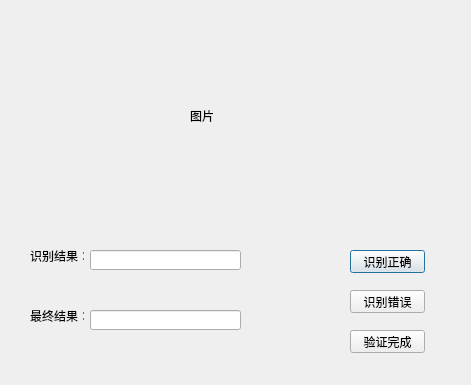
Old version of the form showpicture.ui in the repository Forrest-Stone/Server.
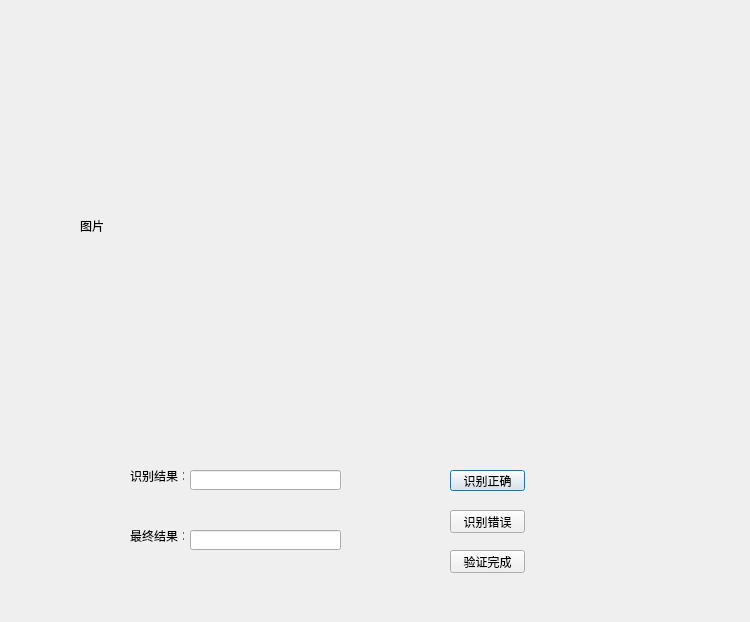
New version of the form.

```diff
--- a/showpicture.ui
+++ b/showpicture.ui
@@ -6,10 +6,22 @@
    <rect>
     <x>0</x>
     <y>0</y>
-    <width>471</width>
-    <height>385</height>
+    <width>750</width>
+    <height>622</height>
    </rect>
   </property>
+  <property name="minimumSize">
+   <size>
+    <width>750</width>
+    <height>622</height>
+   </size>
+  </property>
+  <property name="maximumSize">
+   <size>
+    <width>750</width>
+    <height>622</height>
+   </size>
+  </property>
   <property name="font">
    <font>
     <family>Microsoft YaHei UI</family>
@@ -21,10 +33,10 @@
   <widget class="QPushButton" name="pushButton">
    <property name="geometry">
     <rect>
-     <x>350</x>
-     <y>250</y>
+     <x>450</x>
+     <y>470</y>
      <width>75</width>
-     <height>23</height>
+     <height>21</height>
     </rect>
    </property>
    <property name="text">
@@ -34,12 +46,24 @@
   <widget class="QLabel" name="label">
    <property name="geometry">
     <rect>
-     <x>190</x>
-     <y>110</y>
-     <width>54</width>
-     <height>12</height>
+     <x>80</x>
+     <y>40</y>
+     <width>601</width>
+     <height>371</height>
     </rect>
    </property>
+   <property name="minimumSize">
+    <size>
+     <width>601</width>
+     <height>371</height>
+    </size>
+   </property>
+   <property name="maximumSize">
+    <size>
+     <width>601</width>
+     <height>371</height>
+    </size>
+   </property>
    <property name="text">
     <string>图片</string>
    </property>
@@ -47,8 +71,8 @@
   <widget class="QLabel" name="label_2">
    <property name="geometry">
     <rect>
-     <x>30</x>
-     <y>250</y>
+     <x>130</x>
+     <y>470</y>
      <width>54</width>
      <height>12</height>
     </rect>
@@ -60,8 +84,8 @@
   <widget class="QLineEdit" name="lineEdit">
    <property name="geometry">
     <rect>
-     <x>90</x>
-     <y>250</y>
+     <x>190</x>
+     <y>470</y>
      <width>151</width>
      <height>20</height>
     </rect>
@@ -70,8 +94,8 @@
   <widget class="QPushButton" name="pushButton_2">
    <property name="geometry">
     <rect>
-     <x>350</x>
-     <y>290</y>
+     <x>450</x>
+     <y>510</y>
      <width>75</width>
      <height>23</height>
     </rect>
@@ -83,8 +107,8 @@
   <widget class="QLabel" name="label_3">
    <property name="geometry">
     <rect>
-     <x>30</x>
-     <y>310</y>
+     <x>130</x>
+     <y>530</y>
      <width>54</width>
      <height>12</height>
     </rect>
@@ -96,8 +120,8 @@
   <widget class="QLineEdit" name="lineEdit_2">
    <property name="geometry">
     <rect>
-     <x>90</x>
-     <y>310</y>
+     <x>190</x>
+     <y>530</y>
      <width>151</width>
      <height>20</height>
     </rect>
@@ -106,8 +130,8 @@
   <widget class="QPushButton" name="pushButton_3">
    <property name="geometry">
     <rect>
-     <x>350</x>
-     <y>330</y>
+     <x>450</x>
+     <y>550</y>
      <width>75</width>
      <height>23</height>
     </rect>
```
